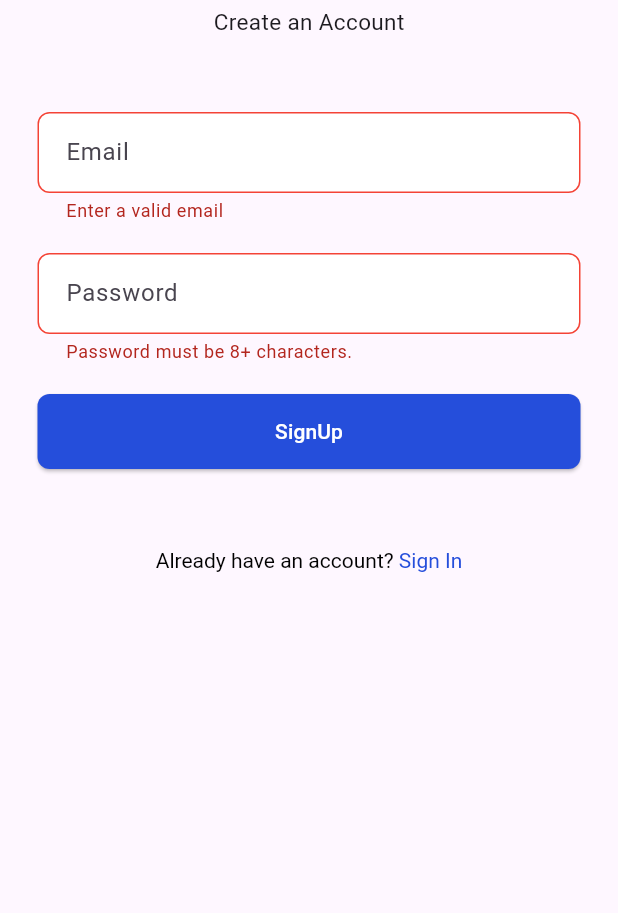
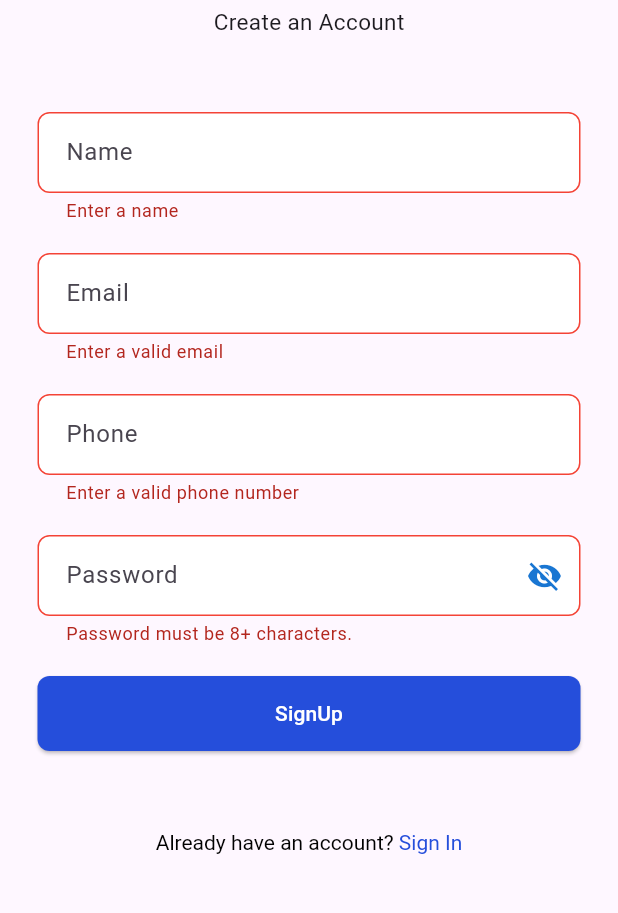
Before and after one commit to abdu61/CliniSmile, a Flutter app: the SignUp screen opened directly with empty values, after a tap on "SignUp", on a phone screen of 412 x 824 dp, the part 185-1098 px from its top. Run offline on Flutter 3.47's test engine with Material 3 defaults, Android fonts, the light colour scheme and no system bars; our stand-ins replace cloud_firestore, firebase_auth, firebase_core, flutter_spinkit; accounts and stored records are empty; network calls fail.

```diff
--- a/lib/screens/authenticate/sign_up.dart
+++ b/lib/screens/authenticate/sign_up.dart
@@ -1,5 +1,6 @@
 import 'package:dental_clinic/services/auth.dart';
 import 'package:dental_clinic/shared/constant.dart';
+import 'package:dental_clinic/services/database.dart';
 import 'package:flutter/gestures.dart';
 import 'package:flutter/material.dart';
 
@@ -16,8 +17,14 @@ class _RegisterState extends State<SignUp> {
   final _formKey = GlobalKey<FormState>();
 
   // text field state
+  String name = '';
   String email = '';
+  String phone = '';
   String password = '';
+
+  // Password visibility state
+  bool showPassword = false;
+
   String error = '';
   @override
   Widget build(BuildContext context) {
@@ -51,6 +58,18 @@ class _RegisterState extends State<SignUp> {
                     children: <Widget>[
                       const SizedBox(height: 20.0),
 
+                      //Name TextFormField
+                      TextFormField(
+                        validator: (val) =>
+                            val!.isEmpty ? 'Enter a name' : null,
+                        onChanged: (val) {
+                          setState(() => name = val);
+                        },
+                        decoration:
+                            textInputDecoration.copyWith(hintText: 'Name'),
+                      ),
+                      const SizedBox(height: 20.0),
+
                       //Email TextFormField
                       TextFormField(
                         validator: (val) {
@@ -71,9 +90,22 @@ class _RegisterState extends State<SignUp> {
                       ),
                       const SizedBox(height: 20.0),
 
+                      //Phone TextFormField
+                      TextFormField(
+                        validator: (val) => val!.length != 8
+                            ? 'Enter a valid phone number'
+                            : null,
+                        onChanged: (val) {
+                          setState(() => phone = val);
+                        },
+                        decoration:
+                            textInputDecoration.copyWith(hintText: 'Phone'),
+                      ),
+                      const SizedBox(height: 20.0),
+
                       //Password TextFormField
                       TextFormField(
-                        obscureText: true,
+                        obscureText: !showPassword,
                         validator: (val) {
                           if (val != null && val.length < 8) {
                             return 'Password must be 8+ characters.';
@@ -101,6 +133,21 @@ class _RegisterState extends State<SignUp> {
                           hintText: 'Password',
                           helperText:
                               'Password must contain at least 8 characters,\none uppercase, one lowercase letter,\none no and one special character',
+                          suffixIcon: IconButton(
+                            icon: Icon(
+                              // Based on passwordVisible state choose the icon
+                              showPassword
+                                  ? Icons.visibility
+                                  : Icons.visibility_off,
+                              color: Theme.of(context).primaryColorDark,
+                            ),
+                            onPressed: () {
+                              // Update the state i.e. toogle the state of passwordVisible variable
+                              setState(() {
+                                showPassword = !showPassword;
+                              });
+                            },
+                          ),
                         ),
                       ),
                       const SizedBox(height: 20.0),
@@ -111,11 +158,12 @@ class _RegisterState extends State<SignUp> {
                         onPressed: () async {
                           //Registration
                           if (_formKey.currentState!.validate()) {
-                            dynamic result = await _auth
-                                .registerWithEmailAndPassword(email, password);
+                            dynamic result =
+                                await _auth.registerWithEmailAndPassword(
+                                    name, email, phone, password);
                             if (result == null) {
                               setState(() => error =
-                                  'Oops! Please enter a valid email address');
+                                  'Oops! Please enter valid information');
                             }
                           }
                         },
--- /dev/null
+++ b/lib/services/database.dart
@@ -0,0 +1,32 @@
+import 'package:cloud_firestore/cloud_firestore.dart';
+
+class DatabaseService {
+  final String uid;
+  DatabaseService({required this.uid});
+
+  // collection reference
+  final CollectionReference userCollection =
+      FirebaseFirestore.instance.collection('users');
+
+  Future<void> updateUserData(
+      String name, String email, String phone, String role) async {
+    if (phone.length != 8) {
+      throw Exception('Phone number must be 8 digits long');
+    }
+
+    return await userCollection.doc(uid).set({
+      'name': name,
+      'email': email,
+      'phone': phone,
+      'role': role,
+    });
+  }
+
+  Future<DocumentSnapshot> getUserData() async {
+    return await userCollection.doc(uid).get();
+  }
+
+  Future<void> deleteUserData() async {
+    return await userCollection.doc(uid).delete();
+  }
+}
```
Also changed, not shown: lib/main.dart (+10 -3 lines), lib/screens/admin/admin_home.dart (added, +23 -0 lines), lib/screens/authenticate/sign_in.dart (+33 -10 lines), lib/screens/guest/guest_home.dart (added, +59 -0 lines), lib/screens/staff/staff_home.dart (added, +58 -0 lines), lib/screens/wrapper.dart (+36 -7 lines), lib/services/auth.dart (+31 -3 lines).
